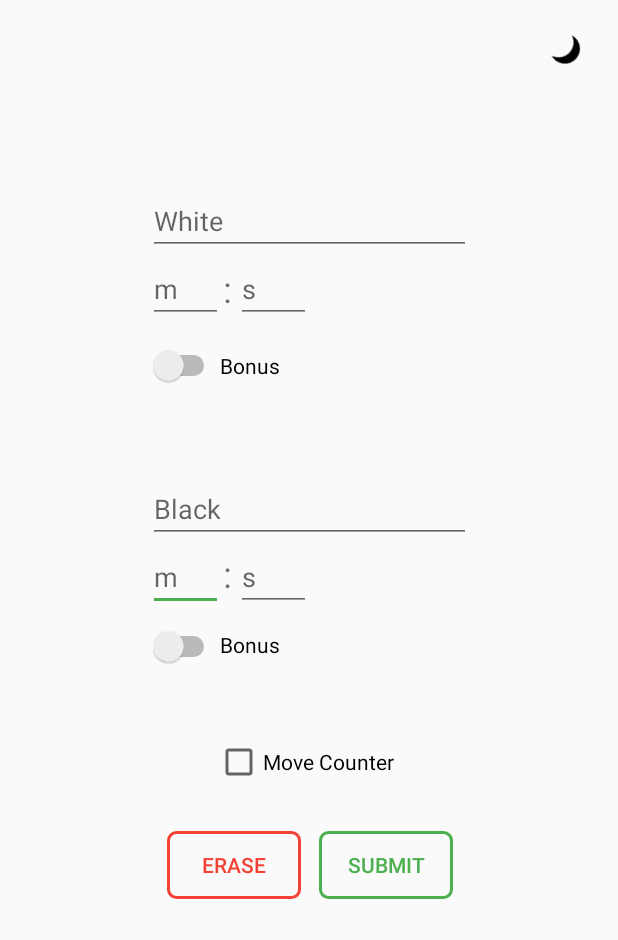
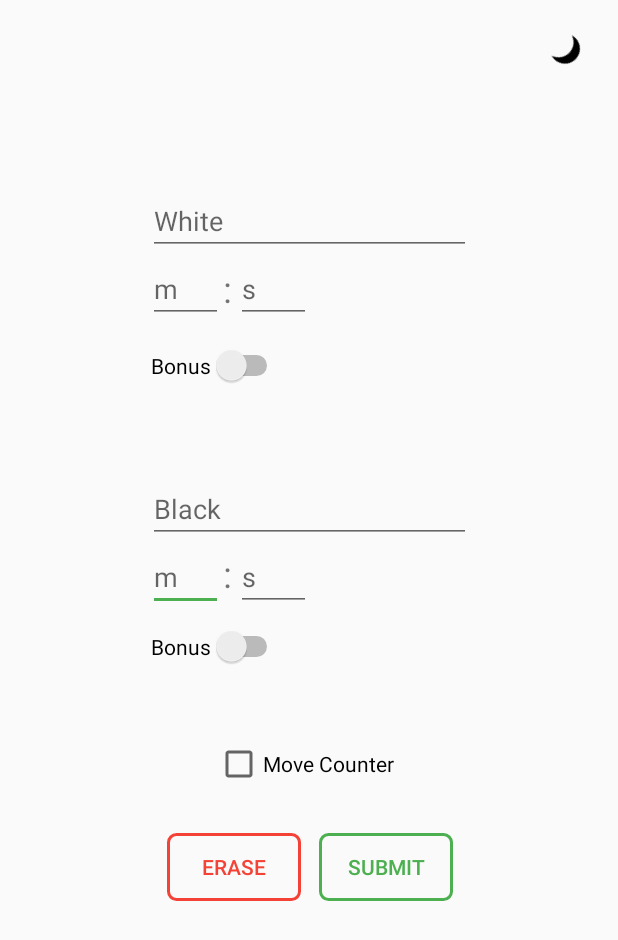
Before and after one commit to xdelu02/A, an Android app: the timerDatas screen opened directly, with no data from a screen before it, on a phone screen of 412 x 824 dp. Shown: the top 940 px of the screen. Run offline under Robolectric (Android 15) with nearby library versions, the light colour scheme and no system bars.

Commit message:
changed switches

```diff
--- a/app/src/main/res/layout/activity_timer_datas.xml
+++ b/app/src/main/res/layout/activity_timer_datas.xml
@@ -11,25 +11,13 @@
         android:layout_width="wrap_content"
         android:layout_height="wrap_content"
         android:layout_centerInParent="true"
+        android:text="@string/recover"
         app:layout_constraintBottom_toBottomOf="parent"
         app:layout_constraintEnd_toEndOf="parent"
-        app:layout_constraintHorizontal_bias="0.0"
+        app:layout_constraintHorizontal_bias="0.01"
         app:layout_constraintStart_toStartOf="@+id/minuteBlack"
         app:layout_constraintTop_toBottomOf="@+id/minuteBlack"
         app:layout_constraintVertical_bias="0.02555555" />
-
-    <TextView
-        android:id="@+id/textView6"
-        android:layout_width="wrap_content"
-        android:layout_height="wrap_content"
-        android:text="@string/recover"
-        android:textColor="#000000"
-        app:layout_constraintBottom_toBottomOf="parent"
-        app:layout_constraintEnd_toEndOf="parent"
-        app:layout_constraintHorizontal_bias="0.0"
-        app:layout_constraintStart_toEndOf="@+id/recoverSwitchBlack"
-        app:layout_constraintTop_toBottomOf="@+id/minuteBlack"
-        app:layout_constraintVertical_bias="0.03111111" />
 
     <EditText
         android:id="@+id/recoverBlack"
@@ -42,10 +30,10 @@
         android:hint="@string/s"
         android:inputType="number"
         android:visibility="invisible"
-        app:layout_constraintBaseline_toBaselineOf="@+id/textView6"
+        app:layout_constraintBaseline_toBaselineOf="@+id/recoverSwitchBlack"
         app:layout_constraintEnd_toEndOf="parent"
-        app:layout_constraintHorizontal_bias="0.062"
-        app:layout_constraintStart_toEndOf="@+id/textView6" />
+        app:layout_constraintHorizontal_bias="0.02"
+        app:layout_constraintStart_toEndOf="@+id/recoverSwitchBlack" />
 
     <EditText
         android:id="@+id/recoverWhite"
@@ -58,10 +46,10 @@
         android:hint="@string/s"
         android:inputType="number"
         android:visibility="invisible"
-        app:layout_constraintBaseline_toBaselineOf="@+id/textView2"
+        app:layout_constraintBaseline_toBaselineOf="@+id/recoverSwitchWhite"
         app:layout_constraintEnd_toEndOf="parent"
-        app:layout_constraintHorizontal_bias="0.06"
-        app:layout_constraintStart_toEndOf="@+id/textView2" />
+        app:layout_constraintHorizontal_bias="0.02"
+        app:layout_constraintStart_toEndOf="@+id/recoverSwitchWhite" />
 
     <EditText
         android:id="@+id/minuteBlack"
@@ -202,25 +190,13 @@
         android:layout_width="wrap_content"
         android:layout_height="wrap_content"
         android:layout_centerInParent="true"
+        android:text="@string/recover"
         app:layout_constraintBottom_toBottomOf="parent"
         app:layout_constraintEnd_toEndOf="parent"
-        app:layout_constraintHorizontal_bias="0.0"
+        app:layout_constraintHorizontal_bias="0.01"
         app:layout_constraintStart_toStartOf="@+id/minuteWhite"
         app:layout_constraintTop_toBottomOf="@+id/minuteWhite"
         app:layout_constraintVertical_bias="0.02555555" />
-
-    <TextView
-        android:id="@+id/textView2"
-        android:layout_width="wrap_content"
-        android:layout_height="wrap_content"
-        android:text="@string/recover"
-        android:textColor="#000000"
-        app:layout_constraintBottom_toBottomOf="parent"
-        app:layout_constraintEnd_toEndOf="parent"
-        app:layout_constraintHorizontal_bias="0.0"
-        app:layout_constraintStart_toEndOf="@+id/recoverSwitchWhite"
-        app:layout_constraintTop_toBottomOf="@+id/minuteWhite"
-        app:layout_constraintVertical_bias="0.03111111" />
 
     <CheckBox
         android:id="@+id/moveCounterCheckBox"
```
